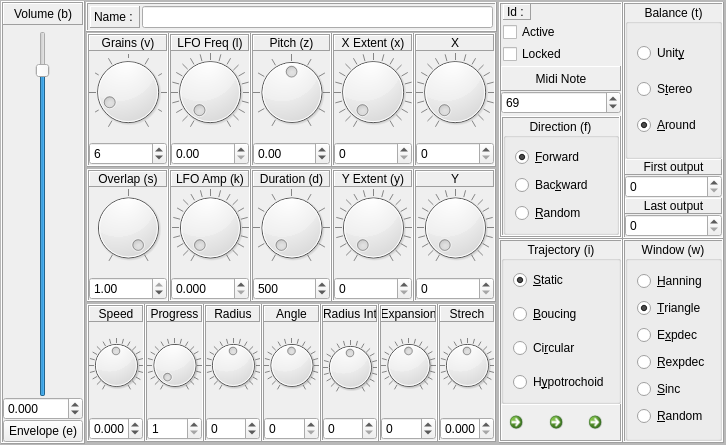
The window that sources/interface/CloudDialog.ui (linuxmao-org/Frontieres) describes before a commit, drawn with Qt 5.
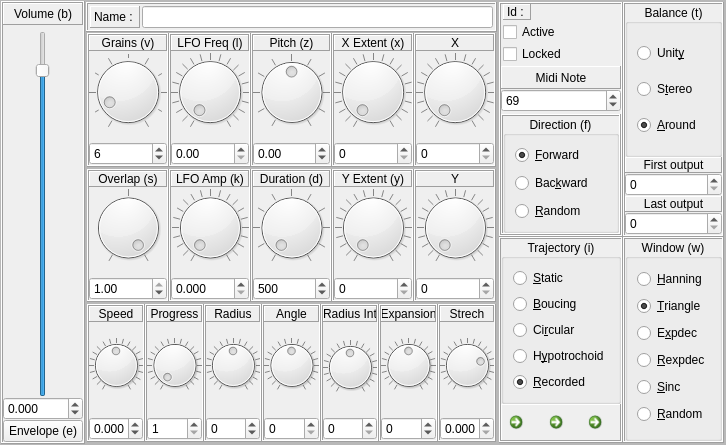
The same window after the commit. Icons and pictures are not drawn.

Diff of the .ui file:
```diff
--- a/sources/interface/CloudDialog.ui
+++ b/sources/interface/CloudDialog.ui
@@ -3985,7 +3985,7 @@
                      <number>10</number>
                     </property>
                     <property name="value">
-                     <number>0</number>
+                     <number>1000</number>
                     </property>
                     <property name="tracking">
                      <bool>true</bool>
@@ -4789,17 +4789,14 @@
               <property name="alignment">
                <set>Qt::AlignCenter</set>
               </property>
-              <layout class="QVBoxLayout" name="verticalLayout_61">
-               <property name="spacing">
-                <number>14</number>
-               </property>
+              <layout class="QVBoxLayout" name="verticalLayout_23">
                <item>
                 <widget class="QRadioButton" name="radioButton_Trajectory_Static">
                  <property name="text">
                   <string>&amp;Static</string>
                  </property>
                  <property name="checked">
-                  <bool>true</bool>
+                  <bool>false</bool>
                  </property>
                  <property name="autoExclusive">
                   <bool>true</bool>
@@ -4830,6 +4827,19 @@
                  </property>
                 </widget>
                </item>
+               <item>
+                <widget class="QRadioButton" name="radioButton_Trajectory_Recorded">
+                 <property name="text">
+                  <string>&amp;Recorded</string>
+                 </property>
+                 <property name="checked">
+                  <bool>true</bool>
+                 </property>
+                 <property name="autoExclusive">
+                  <bool>true</bool>
+                 </property>
+                </widget>
+               </item>
               </layout>
              </widget>
             </item>
```
